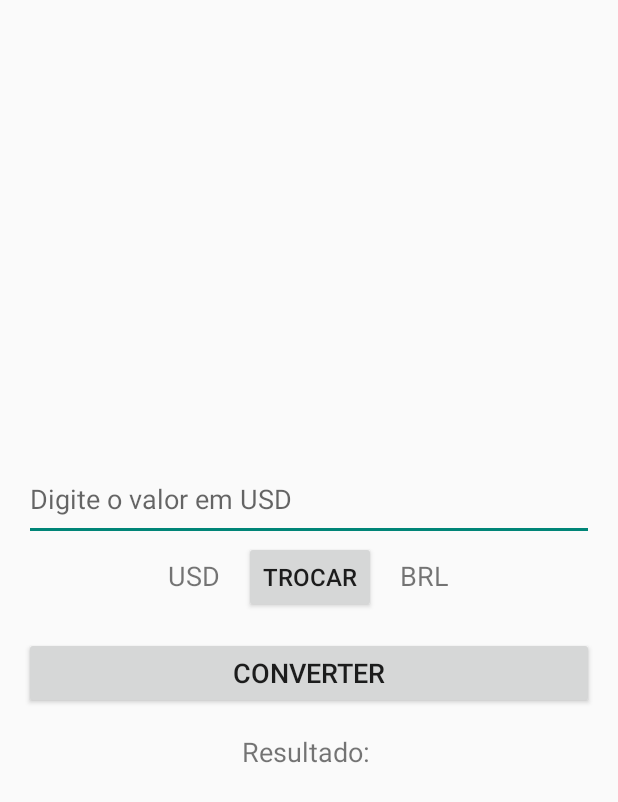
After one commit to CasposoBR/ConversorMoedas, an Android app built with Jetpack Compose: the layout activity_main.xml on its own in the app's theme, with its tools: preview values and no code run, on a phone screen of 412 x 824 dp. The commit adds this screen. Shown: the top 802 px of the screen. Run offline under Robolectric (Android 15) with nearby library versions, the phone set to English and light mode, and no system bars.

Commit message:
adicionado novamente as classes principais da arquitetura mvmm junto com a activity main.

```diff
--- a/app/build.gradle.kts
+++ b/app/build.gradle.kts
@@ -69,6 +69,7 @@ dependencies {
     implementation(libs.androidx.ui.graphics)
     implementation(libs.androidx.ui.tooling.preview)
     implementation(libs.androidx.material3)
+    implementation(libs.androidx.appcompat)
     testImplementation(libs.junit)
     androidTestImplementation(libs.androidx.junit)
     androidTestImplementation(libs.androidx.espresso.core)
--- /dev/null
+++ b/app/src/main/java/ExchangeRatesResponse.kt
@@ -0,0 +1,4 @@
+data class ExchangeRatesResponse(
+    val base: String,
+    val rates: Map<String, Double>
+)
--- /dev/null
+++ b/app/src/main/res/layout/activity_main.xml
@@ -0,0 +1,71 @@
+<?xml version="1.0" encoding="utf-8"?>
+<LinearLayout xmlns:android="http://schemas.android.com/apk/res/android"
+    android:layout_width="match_parent"
+    android:layout_height="match_parent"
+    android:orientation="vertical"
+    android:padding="16dp"
+    android:gravity="center">
+
+    <!-- EditText para digitar o valor -->
+    <EditText
+        android:id="@+id/editAmount"
+        android:layout_width="match_parent"
+        android:layout_height="wrap_content"
+        android:hint="Digite o valor em USD"
+        android:inputType="numberDecimal"
+        android:textSize="18sp"
+        android:paddingBottom="16dp" />
+
+    <!-- Container para os dois TextViews -->
+    <LinearLayout
+        android:layout_width="match_parent"
+        android:layout_height="wrap_content"
+        android:orientation="horizontal"
+        android:gravity="center_horizontal">
+
+        <!-- TextView Esquerdo -->
+        <TextView
+            android:id="@+id/txtLeft"
+            android:layout_width="wrap_content"
+            android:layout_height="wrap_content"
+            android:text="USD"
+            android:textSize="18sp"
+            android:paddingEnd="16dp" />
+
+        <!-- Botão para trocar os TextViews -->
+        <Button
+            android:id="@+id/btnSwap"
+            android:layout_width="wrap_content"
+            android:layout_height="wrap_content"
+            android:text="Trocar"
+            android:textSize="16sp" />
+
+        <!-- TextView Direito -->
+        <TextView
+            android:id="@+id/txtRight"
+            android:layout_width="wrap_content"
+            android:layout_height="wrap_content"
+            android:text="BRL"
+            android:textSize="18sp"
+            android:paddingStart="16dp" />
+    </LinearLayout>
+
+    <!-- Botão para converter -->
+    <Button
+        android:id="@+id/btnConvert"
+        android:layout_width="match_parent"
+        android:layout_height="wrap_content"
+        android:text="Converter"
+        android:textSize="18sp"
+        android:layout_marginTop="16dp" />
+
+    <!-- Resultado da conversão -->
+    <TextView
+        android:id="@+id/txtResult"
+        android:layout_width="match_parent"
+        android:layout_height="wrap_content"
+        android:text="Resultado: "
+        android:textSize="18sp"
+        android:layout_marginTop="16dp"
+        android:gravity="center" />
+</LinearLayout>
--- a/gradle/libs.versions.toml
+++ b/gradle/libs.versions.toml
@@ -10,6 +10,7 @@ lifecycleRuntimeKtx = "2.8.7"
 activityCompose = "1.10.1"
 composeBom = "2024.04.01"
 retrofit = "2.9.0"
+appcompat = "1.7.0"
 
 [libraries]
 androidx-core-ktx = { group = "androidx.core", name = "core-ktx", version.ref = "coreKtx" }
@@ -30,6 +31,7 @@ androidx-ui-test-manifest = { group = "androidx.compose.ui", name = "ui-test-man
 androidx-ui-test-junit4 = { group = "androidx.compose.ui", name = "ui-test-junit4" }
 androidx-material3 = { group = "androidx.compose.material3", name = "material3" }
 retrofit = { module = "com.squareup.retrofit2:retrofit", version.ref = "retrofit" }
+androidx-appcompat = { group = "androidx.appcompat", name = "appcompat", version.ref = "appcompat" }
 
 [plugins]
 android-application = { id = "com.android.application", version.ref = "agp" }
```
Also changed, not shown: app/src/main/java/CurrencyApi.kt (added, +9 -0 lines), app/src/main/java/CurrencyRepository.kt (added, +19 -0 lines), app/src/main/java/CurrencyViewModel.kt (added, +31 -0 lines), app/src/main/java/CurrencyViewModelFactory.kt (added, +15 -0 lines), app/src/main/java/RetrofitInstance.kt (added, +14 -0 lines), app/src/main/java/com/example/conversormoedas/MainActivity.kt (+55 -38 lines).
